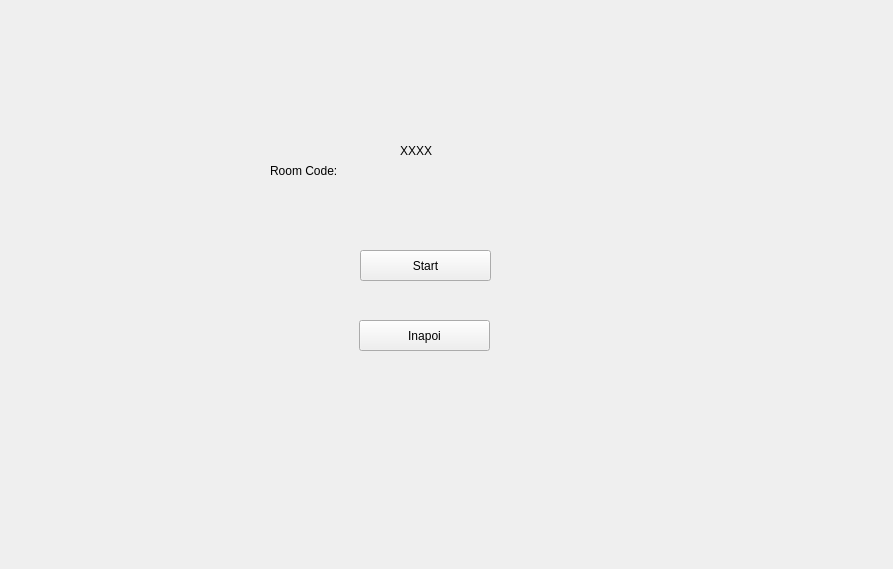
Above: Client/mainmenu.ui from Denisucu1/ProjectModernCpp before the change. Below: the same form after it.
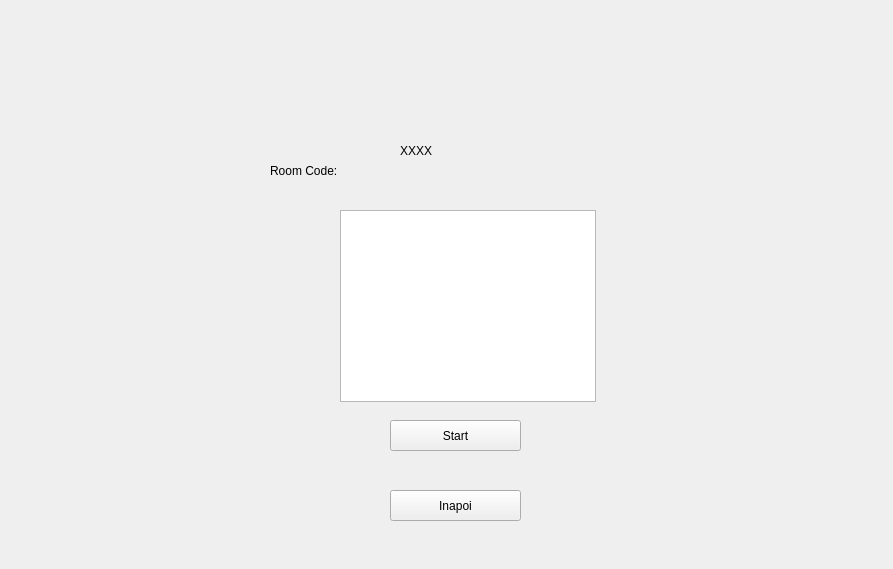
That is the form after the change. The open tabs and pages were chosen to show the change.

Commit message: adding players list in the lobby

Diff of the .ui file:
```diff
--- a/Client/mainmenu.ui
+++ b/Client/mainmenu.ui
@@ -363,8 +363,8 @@
     <widget class="QPushButton" name="startGameButton">
      <property name="geometry">
       <rect>
-       <x>110</x>
-       <y>240</y>
+       <x>140</x>
+       <y>410</y>
        <width>131</width>
        <height>31</height>
       </rect>
@@ -376,8 +376,8 @@
     <widget class="QPushButton" name="closeLobbyButton">
      <property name="geometry">
       <rect>
-       <x>109</x>
-       <y>310</y>
+       <x>140</x>
+       <y>480</y>
        <width>131</width>
        <height>31</height>
       </rect>
@@ -386,6 +386,16 @@
       <string>Inapoi</string>
      </property>
     </widget>
+    <widget class="QListWidget" name="lobbyPlayersList">
+     <property name="geometry">
+      <rect>
+       <x>90</x>
+       <y>200</y>
+       <width>256</width>
+       <height>192</height>
+      </rect>
+     </property>
+    </widget>
    </widget>
   </widget>
  </widget>
```
Left out of the diff: 2 changed lines with no effect on the pictures. The commit also changes 3 other files.
